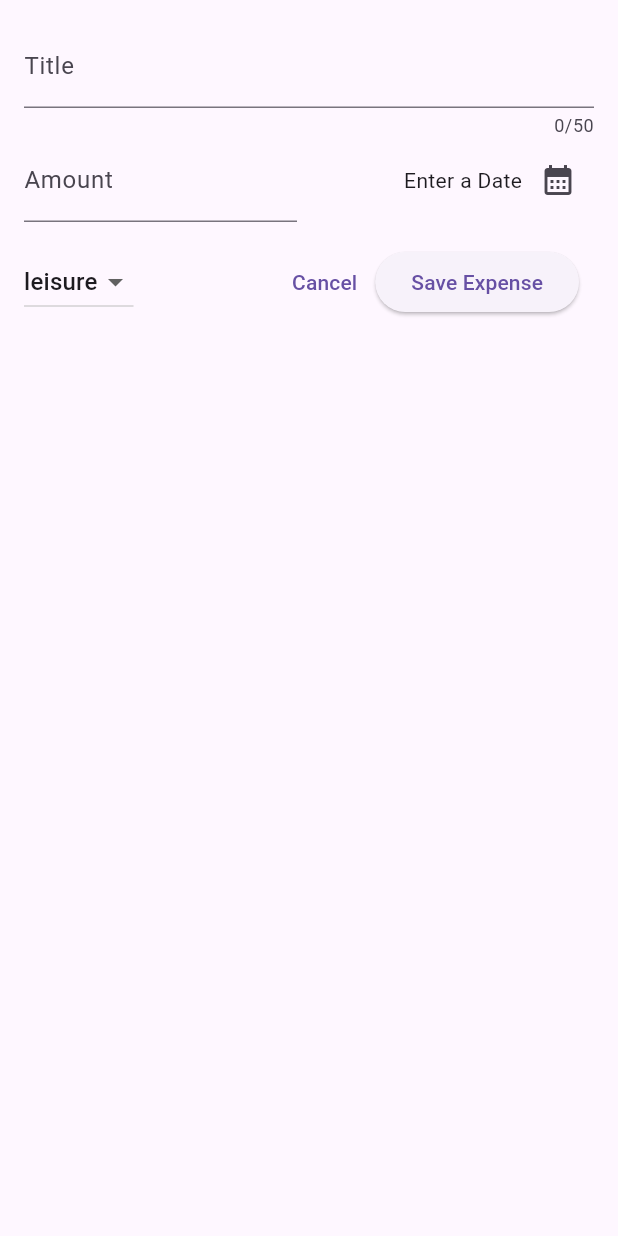
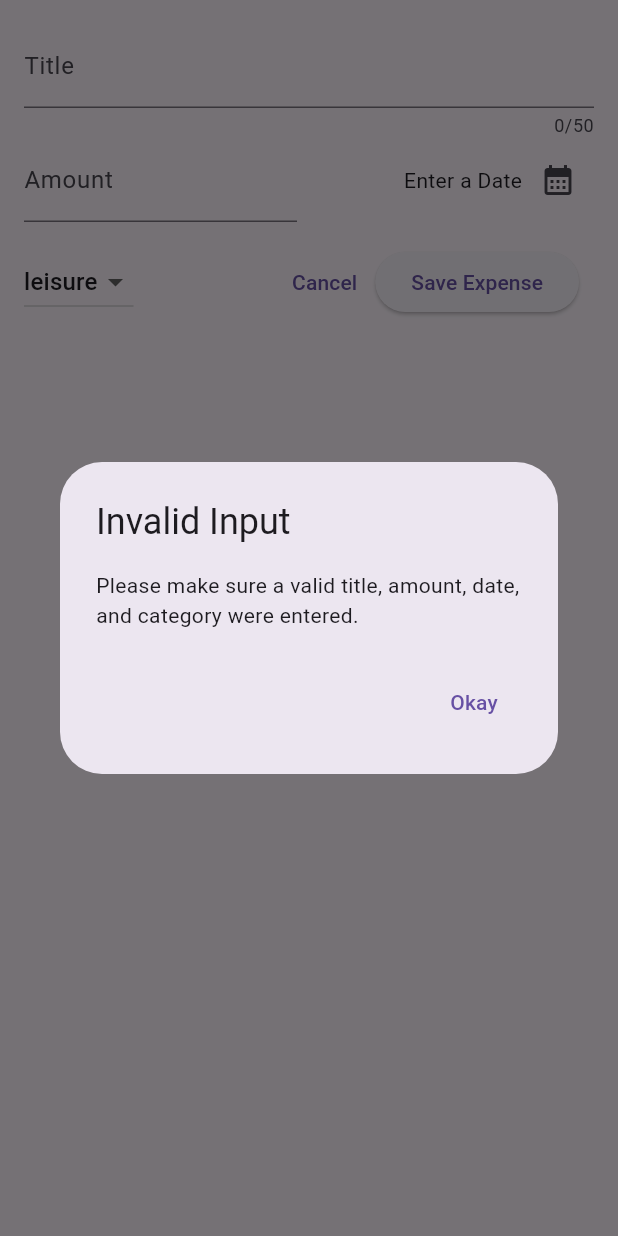
Before and after one commit to spere200/flutter-expense-tracker, a Flutter app: the NewExpense widget shown alone on an empty page, opened directly, after a tap on "Save Expense", on a phone screen of 412 x 824 dp. Run offline on Flutter 3.47's test engine with Material 3 defaults, Android fonts, the phone set to English and light mode, and no system bars.

Commit message:
A dialogue now pops up and prevents submission if invalid data is entered by the user.

```diff
--- a/lib/widgets/new_expense.dart
+++ b/lib/widgets/new_expense.dart
@@ -42,6 +42,35 @@ class _NewExpenseState extends State<NewExpense> {
     setState(() {
       _selectedDate = pickedDate;
     });
+  }
+
+  void _submitExpenseData() {
+    final enteredAmount = double.tryParse(_amountController.text);
+    final amountIsInvalid =
+        enteredAmount == null || enteredAmount < 0 ? true : false;
+
+    if (_titleController.text.trim().isEmpty ||
+        amountIsInvalid ||
+        _selectedDate == null) {
+      showDialog(
+        context: context,
+        builder: (ctx) => AlertDialog(
+          title: const Text("Invalid Input"),
+          content: const Text(
+              "Please make sure a valid title, amount, date, and category were entered."),
+          actions: [
+            TextButton(
+              onPressed: () {
+                Navigator.pop(ctx);
+              },
+              child: const Text("Okay"),
+            ),
+          ],
+        ),
+      );
+
+      return;
+    }
   }
 
   @override
@@ -121,10 +150,7 @@ class _NewExpenseState extends State<NewExpense> {
                   },
                   child: const Text("Cancel")),
               ElevatedButton(
-                  onPressed: () {
-                    print(_titleController.text);
-                    print(_amountController.text);
-                  },
+                  onPressed: _submitExpenseData,
                   child: const Text("Save Expense")),
               const SizedBox(width: 10),
             ],
```
